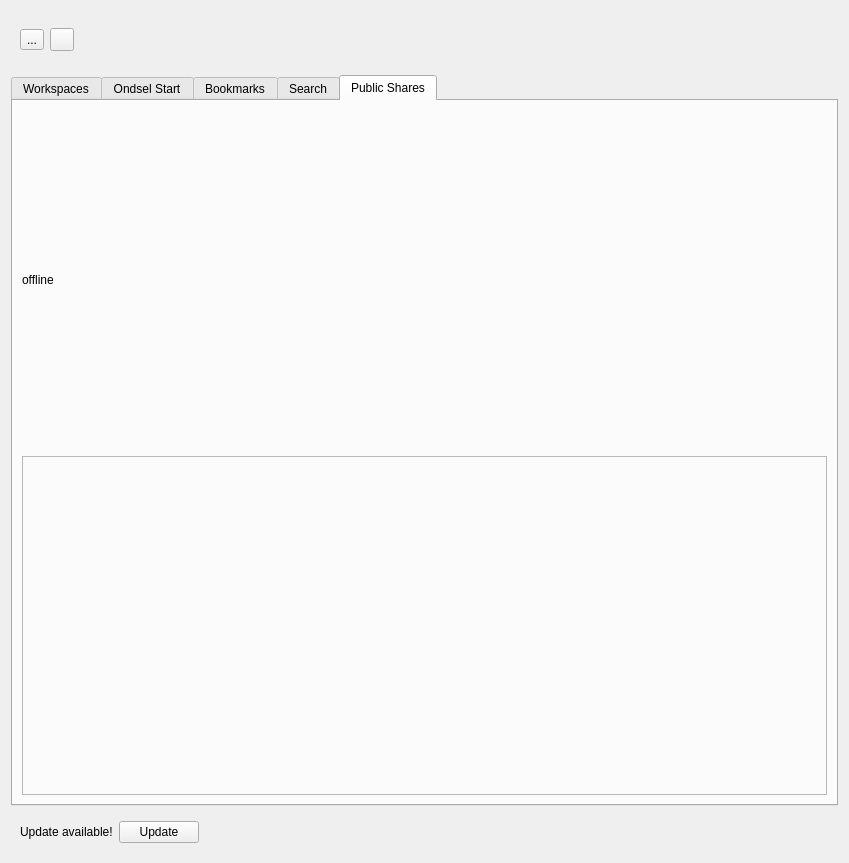
Old version of the form WorkspaceView.ui in the repository Ondsel-Development/Ondsel-Lens-Addon.
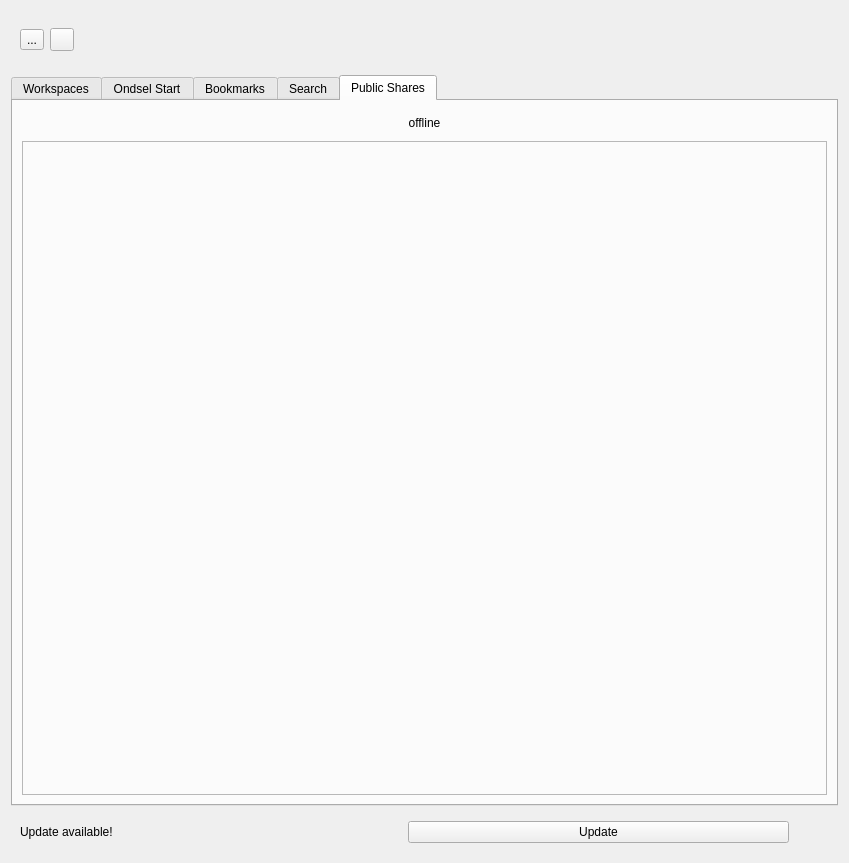
New version of the form. The open tabs and pages were chosen to show the change. Icons and pictures are not drawn.

Diff of the .ui file:
```diff
--- a/WorkspaceView.ui
+++ b/WorkspaceView.ui
@@ -573,9 +573,18 @@
       <layout class="QVBoxLayout" name="verticalLayout_7">
        <item>
         <widget class="QLabel" name="publicSharesStatusLabel">
+         <property name="maximumSize">
+          <size>
+           <width>16777215</width>
+           <height>25</height>
+          </size>
+         </property>
          <property name="text">
           <string>offline</string>
          </property>
+         <property name="alignment">
+          <set>Qt::AlignCenter</set>
+         </property>
         </widget>
        </item>
        <item>
@@ -586,12 +595,6 @@
          <property name="frameShadow">
           <enum>QFrame::Raised</enum>
          </property>
-         <property name="minimumSize">
-          <size>
-           <width>500</width>
-           <height>0</height>
-          </size>
-         </property>
          <layout class="QVBoxLayout" name="publicSharesFrameLayout"/>
         </widget>
        </item>
@@ -608,10 +611,7 @@
       </sizepolicy>
      </property>
      <property name="frameShape">
-      <enum>QFrame::Shape::NoFrame</enum>
-     </property>
-     <property name="frameShadow">
-      <enum>QFrame::Shadow::Plain</enum>
+      <enum>QFrame::NoFrame</enum>
      </property>
      <layout class="QHBoxLayout" name="horizontalLayout">
       <item>
@@ -636,9 +636,6 @@
       </item>
       <item>
        <spacer name="horizontalSpacer">
-        <property name="orientation">
-         <enum>Qt::Orientation::Horizontal</enum>
-        </property>
         <property name="sizeHint" stdset="0">
          <size>
           <width>40</width>
```
Left out of the diff: 12 changed lines with no effect on the pictures.
